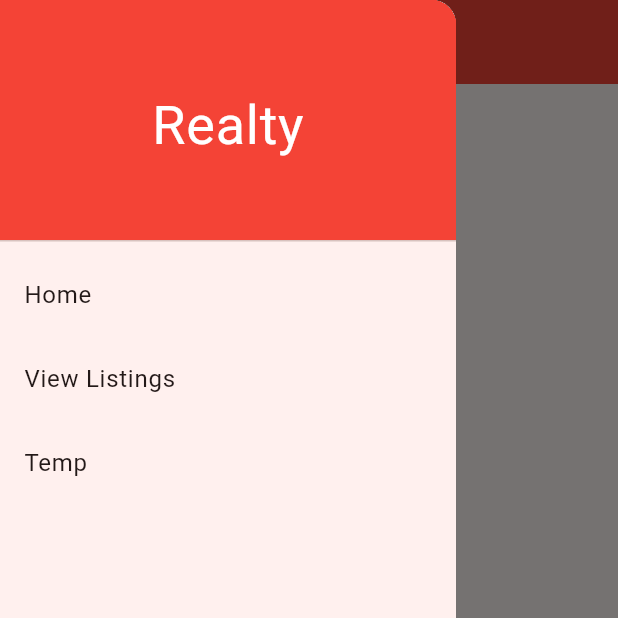
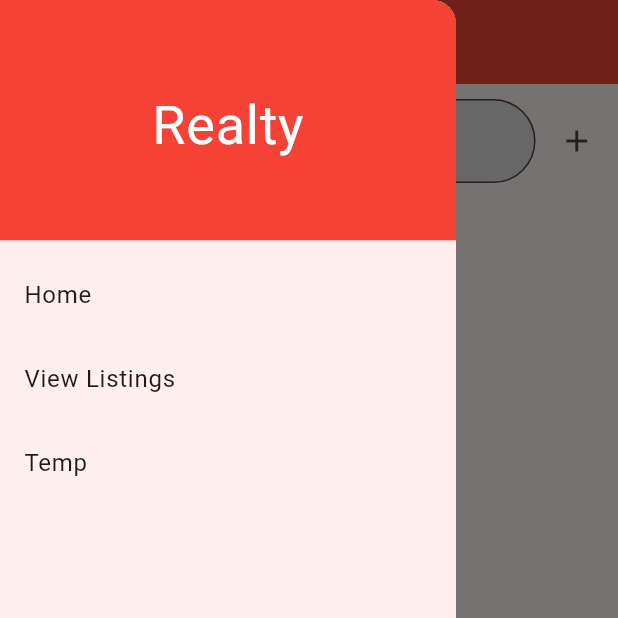
Before and after one commit to HatNJacket/realty_group_project, a Flutter app: the screen it shows after launch, with the side drawer open, on a phone screen of 412 x 824 dp, the top half of it. Run offline on Flutter 3.47's test engine with Material 3 defaults, Android fonts, the phone set to English and light mode, and no system bars; our stand-ins replace cloud_firestore, firebase_core; accounts and stored records are empty.

Commit message:
Updated Firebase functionality and place bid page

```diff
--- a/lib/AppDrawer.dart
+++ b/lib/AppDrawer.dart
@@ -1,5 +1,4 @@
 import 'package:flutter/material.dart';
-import 'package:realty_group_project/main.dart';
 import 'ListingsPage.dart';
 
 // ignore_for_file: file_names
@@ -58,7 +57,7 @@ class AppDrawerState extends State<AppDrawer> {
     Navigator.push(
       context,
       MaterialPageRoute(
-        builder: (context) => const MyHomePage(title: "Realty",),
+        builder: (context) => const ListingsPage(),
       ),
     );
   }
--- a/lib/Listing.dart
+++ b/lib/Listing.dart
@@ -1,18 +1,19 @@
+import 'package:cloud_firestore/cloud_firestore.dart';
 import 'package:flutter/material.dart';
 import 'package:intl/intl.dart';
 import 'PlaceBid.dart';
 
 // ignore_for_file: file_names
 class Listing {
-  final String address;
-  final String numBeds;
-  final String numBaths;
-  final String squareFeet;
-  final String imageURL;
-  final double price;
+  String? address;
+  double? numBeds;
+  double? numBaths;
+  double? squareFeet;
+  String? imageURL;
+  double? price;
   double? highestBid;
-  final String moreInfo;
-  bool showMore;
+  bool? showMore;
+  DocumentReference? reference;
 
   Listing({
     required this.address,
@@ -21,9 +22,31 @@ class Listing {
     required this.squareFeet,
     required this.imageURL,
     required this.price,
-    required this.moreInfo,
     required this.showMore,
+    this.reference,
   });
+
+  Listing.fromMap(Map<String, dynamic> map, {this.reference}) {
+    address = map["address"];
+    numBeds = map["numBeds"].toDouble();
+    numBaths = map["numBaths"].toDouble();
+    squareFeet = map["squareFeet"].toDouble();
+    imageURL = map["imageURL"];
+    price = map["price"].toDouble();
+    showMore = map["showMore"];
+  }
+
+  Map<String, dynamic> toMap() {
+    return {
+      'address': address,
+      'numBeds': numBeds,
+      'numBaths': numBaths,
+      'squareFeet': squareFeet,
+      'imageURL': imageURL,
+      'price': price,
+      'showMore': showMore,
+    };
+  }
 }
 
 class ListingWidget extends StatefulWidget{
@@ -70,11 +93,11 @@ class ListingWidgetState extends State<ListingWidget>{
       child: Column(
         crossAxisAlignment: CrossAxisAlignment.start,
         children: [
-          Center(child: Image.network(widget.listing.imageURL)),
+          Center(child: Image.network(widget.listing.imageURL!)),
           Padding(
             padding: const EdgeInsets.all(8.0),
             child: Text(
-                widget.listing.address,
+                widget.listing.address!,
                 style: const TextStyle(fontSize: 20, fontWeight: FontWeight.bold)
             ),
           ),
@@ -88,7 +111,7 @@ class ListingWidgetState extends State<ListingWidget>{
           Padding(
             padding: const EdgeInsets.all(8.0),
             child: Text(
-              numToCurrency(widget.listing.price),
+              numToCurrency(widget.listing.price!),
               style: const TextStyle(fontSize: 18, color: Colors.green),
             )
           ),
@@ -121,7 +144,7 @@ class ListingWidgetState extends State<ListingWidget>{
               ],
             ),
           ),
-          if (widget.listing.showMore)
+          if (widget.listing.showMore!)
           Center(
             child: TextButton(
                 onPressed: _toggleMoreInfo,
--- a/lib/PlaceBid.dart
+++ b/lib/PlaceBid.dart
@@ -1,6 +1,5 @@
 import 'package:flutter/material.dart';
 import 'package:intl/intl.dart';
-import 'AppDrawer.dart';
 import 'Listing.dart';
 
 // ignore_for_file: file_names
@@ -33,7 +32,7 @@ class PlaceBidState extends State<PlaceBid> {
   void onPlacedBid() {
     double newBid = double.parse(_BidController.text);
 
-    if (newBid > widget.listing.price) {
+    if (newBid > widget.listing.price!) {
       setState(() {
         widget.listing.highestBid = newBid;
         _BidController.clear();
@@ -60,7 +59,6 @@ class PlaceBidState extends State<PlaceBid> {
   Widget build(BuildContext context) {
     return Scaffold(
       appBar: _buildAppBar(context),
-      drawer: const AppDrawer(),
       body: _buildBody(context),
     );
   }
@@ -87,7 +85,7 @@ class PlaceBidState extends State<PlaceBid> {
             Text(
               widget.listing.highestBid != null ?
               numToCurrency(widget.listing.highestBid!) :
-              numToCurrency(widget.listing.price),
+              numToCurrency(widget.listing.price!),
               style: const TextStyle(fontWeight: FontWeight.bold, fontSize: 17)
             )
           ],
--- a/lib/main.dart
+++ b/lib/main.dart
@@ -1,11 +1,10 @@
 import 'package:flutter/material.dart';
-import 'AppDrawer.dart';
 import 'package:firebase_core/firebase_core.dart';
+import 'ListingsPage.dart';
 import 'firebase_options.dart';
 
-Future<void> main() async {
+void main() async {
   WidgetsFlutterBinding.ensureInitialized();
-	await Firebase.initializeApp( options: DefaultFirebaseOptions.currentPlatform, );
   runApp(const MyApp());
 }
 
@@ -14,39 +13,42 @@ class MyApp extends StatelessWidget {
 
   @override
   Widget build(BuildContext context) {
+    return FutureBuilder(
+      future: Firebase.initializeApp(
+        options: DefaultFirebaseOptions.currentPlatform,
+      ),
+      builder: (context, snapshot) {
+        print(snapshot.error);
+        if (snapshot.hasError) {
+          print('Error initializing Firebase');
+          return const MaterialApp(
+            home: Scaffold(
+              body: Center(
+                child: Text('Error initializing Firebase'),
+              ),
+            ),
+          );
+        }
+
+        if (snapshot.connectionState == ConnectionState.done) {
           return MaterialApp(
-      title: 'Realty',
+            title: 'Cloud Storage',
             theme: ThemeData(
               colorScheme: ColorScheme.fromSeed(seedColor: Colors.red),
               useMaterial3: true,
             ),
-      home: const MyHomePage(title: 'Realty'),
+            home: const ListingsPage(),
+          );
+        }
+
+        return const MaterialApp(
+          home: Scaffold(
+            body: Center(
+              child: CircularProgressIndicator(),
+            ),
+          ),
+        );
+      },
     );
   }
 }
-
-class MyHomePage extends StatefulWidget {
-  const MyHomePage({super.key, required this.title});
-
-  final String title;
-
-  @override
-  State<MyHomePage> createState() => _MyHomePageState();
-}
-
-class _MyHomePageState extends State<MyHomePage> {
-  @override
-  Widget build(BuildContext context) {
-    return Scaffold(
-      appBar: AppBar(
-        backgroundColor: Colors.red,
-        foregroundColor: Colors.white,
-        title: Text(widget.title),
-      ),
-      drawer: AppDrawer(),
-      body: const Center(
-        child: Text("Home Page"),
-      ),
-    );
-  }
-}
```
Also changed, not shown: lib/AddListing.dart (added, +139 -0 lines), lib/ListingsModel.dart (added, +42 -0 lines), lib/ListingsPage.dart (+48 -34 lines), firebase.json, lib/firebase_options.dart, 2 other files. Lines whose indentation alone changed are shown as unchanged.
